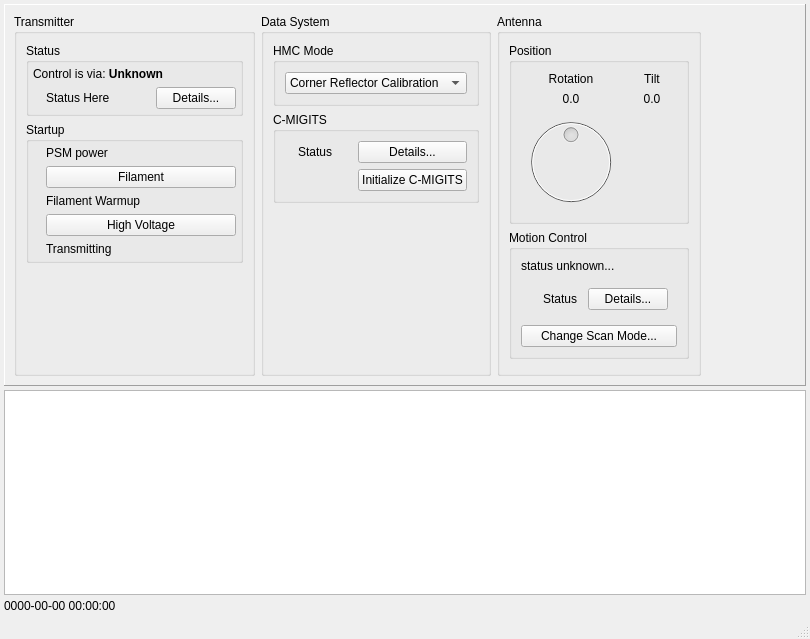
Old version of the form src/hcrgui/HcrGuiMainWindow.ui in the repository NCAR/HCR_instrument.
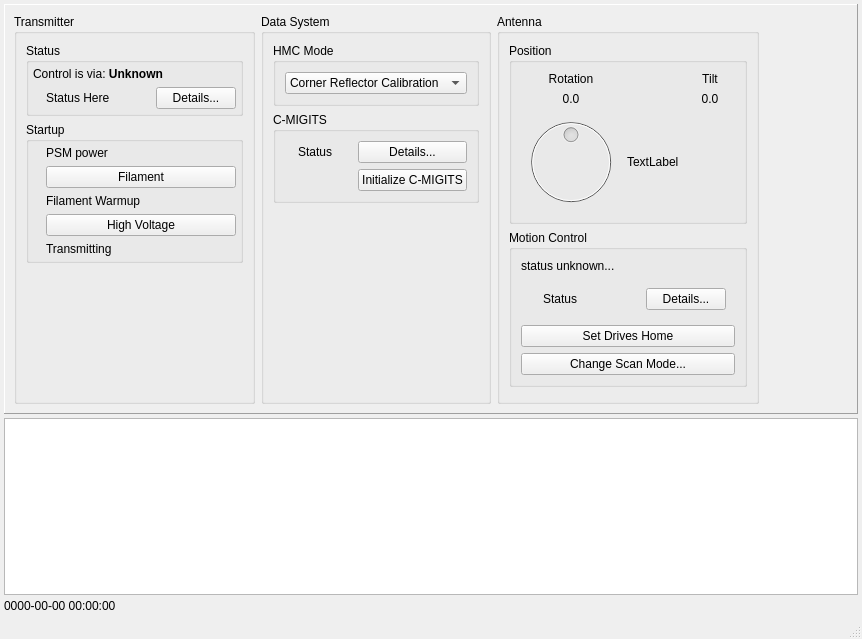
New version of the form. Icons and pictures are not drawn.

Commit message: Added button on main GUI to set the drives to home position.

Patch:
```diff
--- a/src/hcrgui/HcrGuiMainWindow.ui
+++ b/src/hcrgui/HcrGuiMainWindow.ui
@@ -6,7 +6,7 @@
    <rect>
     <x>0</x>
     <y>0</y>
-    <width>810</width>
+    <width>862</width>
     <height>639</height>
    </rect>
   </property>
@@ -488,7 +488,7 @@
              <string>Position</string>
             </property>
             <layout class="QGridLayout" name="gridLayout_4">
-             <item row="0" column="1">
+             <item row="0" column="2">
               <widget class="QLabel" name="tiltLabel">
                <property name="text">
                 <string>Tilt</string>
@@ -498,7 +498,7 @@
                </property>
               </widget>
              </item>
-             <item row="1" column="1">
+             <item row="1" column="2">
               <widget class="QLabel" name="tiltValue">
                <property name="minimumSize">
                 <size>
@@ -565,6 +565,13 @@
                </property>
               </widget>
              </item>
+             <item row="2" column="1">
+              <widget class="QLabel" name="rotationAngle">
+               <property name="text">
+                <string>TextLabel</string>
+               </property>
+              </widget>
+             </item>
             </layout>
            </widget>
           </item>
@@ -632,6 +639,13 @@
                </layout>
               </widget>
              </item>
+             <item>
+              <widget class="QPushButton" name="driveHomeButton">
+               <property name="text">
+                <string>Set Drives Home</string>
+               </property>
+              </widget>
+             </item>
              <item>
               <widget class="QPushButton" name="antennaModeButton">
                <property name="text">
```
The commit also changes 9 other files.
